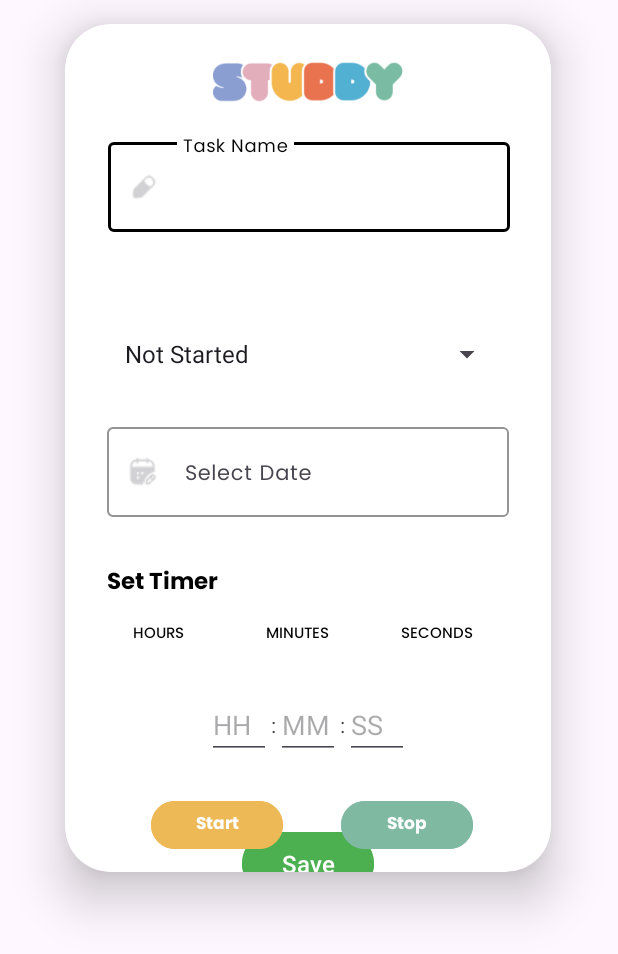
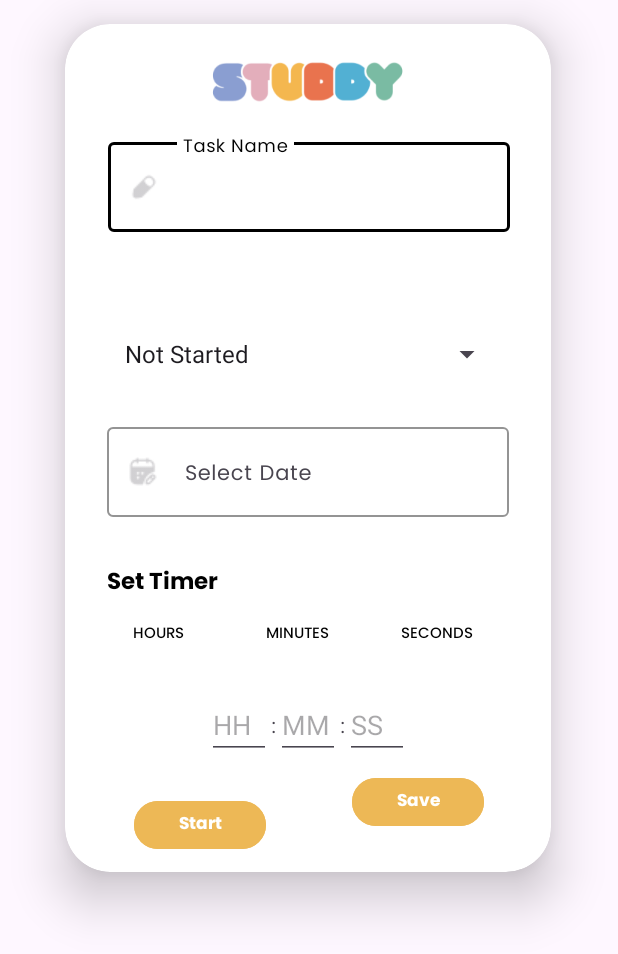
Before and after one commit to Blyn04/prod-app, an Android app: the layout custom_timer_dialog.xml on its own in the app's theme, with its tools: preview values and no code run, on a phone screen of 412 x 824 dp. Shown: the top 954 px of the screen. Run offline under Robolectric (Android 15) with nearby library versions, the phone set to English and light mode, and no system bars.

```diff
--- /dev/null
+++ b/app/src/main/res/drawable/ic_stop.xml
@@ -0,0 +1,5 @@
+<vector android:height="24dp" android:tint="#000000"
+    android:viewportHeight="24" android:viewportWidth="24"
+    android:width="24dp" xmlns:android="http://schemas.android.com/apk/res/android">
+    <path android:fillColor="@android:color/white" android:pathData="M12,2C6.48,2 2,6.48 2,12c0,5.52 4.48,10 10,10s10,-4.48 10,-10C22,6.48 17.52,2 12,2zM16,16H8V8h8V16z"/>
+</vector>
--- a/app/src/main/res/layout/activity_profile.xml
+++ b/app/src/main/res/layout/activity_profile.xml
@@ -401,7 +401,7 @@
                 android:text="Edit" />
 
             <Button
-                android:id="@+id/btnLogout"
+
                 android:layout_width="wrap_content"
                 android:layout_height="wrap_content"
                 android:layout_marginTop="32dp"
@@ -409,7 +409,8 @@
                 android:paddingHorizontal="32dp"
                 android:paddingVertical="12dp"
                 android:text="Logout"
-                android:layout_marginLeft="40dp"/>
+                android:layout_marginLeft="40dp"
+                android:visibility="gone"/>
         </LinearLayout>
 
         </LinearLayout>
--- a/app/src/main/res/layout/custom_timer_dialog.xml
+++ b/app/src/main/res/layout/custom_timer_dialog.xml
@@ -144,17 +144,20 @@
             <Button
                 android:id="@+id/saveButton"
                 android:layout_width="wrap_content"
-                android:layout_height="50dp"
+                android:layout_height="40dp"
                 android:layout_marginStart="16dp"
-                android:layout_marginEnd="16dp"
-                android:backgroundTint="#4CAF50"
+                android:layout_marginEnd="20dp"
+                android:backgroundTint="#EDB856"
+                android:fontFamily="@font/poppins_bold"
                 android:text="Save"
                 android:textColor="#FFFFFF"
-                android:textSize="16dp"
+                android:textSize="11dp"
                 app:layout_constraintBottom_toBottomOf="parent"
                 app:layout_constraintEnd_toEndOf="parent"
+                app:layout_constraintHorizontal_bias="0.875"
                 app:layout_constraintStart_toStartOf="parent"
-                app:layout_constraintTop_toBottomOf="@+id/startTimerButton" />
+                app:layout_constraintTop_toBottomOf="@+id/linearLayout"
+                app:layout_constraintVertical_bias="0.242" />
 
             <Button
                 android:id="@+id/startTimerButton"
@@ -168,7 +171,7 @@
                 android:textColor="#FFFFFF"
                 android:textSize="11dp"
                 app:layout_constraintEnd_toStartOf="@+id/stopTimerButton"
-                app:layout_constraintHorizontal_bias="0.75"
+                app:layout_constraintHorizontal_bias="0.212"
                 app:layout_constraintStart_toStartOf="parent"
                 app:layout_constraintTop_toBottomOf="@+id/linearLayout" />
 
@@ -388,7 +391,8 @@
                 android:textColor="#FFFFFF"
                 android:textSize="11dp"
                 app:layout_constraintEnd_toEndOf="parent"
-                app:layout_constraintTop_toBottomOf="@+id/linearLayout" />
+                app:layout_constraintTop_toBottomOf="@+id/linearLayout"
+                android:visibility="gone"/>
 
             <!--            <TextView-->
             <!--                android:id="@+id/timer"-->
```
Also changed, not shown: app/src/main/java/com/example/moodchecker/TimerService.java (+45 -0 lines).
